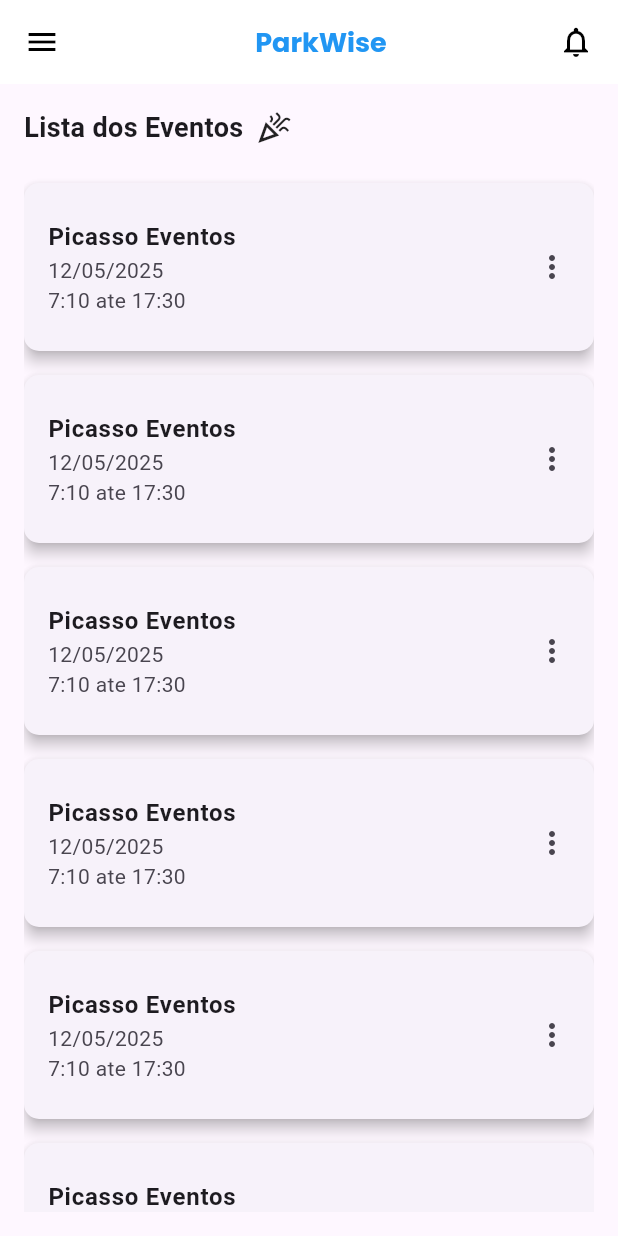
After one commit to YasserMomade/smart-parking-management-app, a Flutter app: the screen it shows once a user with an empty profile is signed in, in the side drawer, after a tap on "Tela Raul 2", on a phone screen of 412 x 824 dp. The commit adds this screen. Run offline on Flutter 3.47's test engine with Material 3 defaults, Android fonts, the phone set to English and light mode, and no system bars; our stand-ins replace cloud_firestore, firebase_auth, firebase_core, google_fonts; accounts and stored records are empty.

Commit message:
novas telas

```diff
--- a/lib/Views/MenuView.dart
+++ b/lib/Views/MenuView.dart
@@ -1,5 +1,8 @@
 import 'package:flutter/material.dart';
 import 'package:marcacaovagas/Controllers/UserController.dart';
+
+import 'lista_eventos_screen.dart';
+import 'menu_evento_screen.dart';
 
 
 class MenuView extends StatelessWidget {
@@ -23,7 +26,28 @@ class MenuView extends StatelessWidget {
               UserController().logOut();
             },
 
-          )
+          ),
+          ListTile(
+            leading: Icon(Icons.logout),
+            title: Text("Tela Raul 2"),
+            onTap: (){
+              Navigator.push(context,
+                  MaterialPageRoute(builder:
+                      (_) => ListaEventosScreen()));
+            },
+
+          ),
+          ListTile(
+            leading: Icon(Icons.logout),
+            title: Text("Tela Raul 1"),
+            onTap: (){
+              Navigator.push(context,
+                  MaterialPageRoute(builder:
+                      (_) => MenuEventoScreen()));
+            },
+
+          ),
+
         ],
       ),
         //Botao deslogar
--- /dev/null
+++ b/lib/Views/lista_eventos_screen.dart
@@ -0,0 +1,94 @@
+import 'package:flutter/material.dart';
+import 'package:google_fonts/google_fonts.dart';
+
+class ListaEventosScreen extends StatelessWidget {
+  const ListaEventosScreen({super.key});
+
+  @override
+  Widget build(BuildContext context) {
+    return Scaffold(
+      drawer: Drawer(), // futuro menu lateral
+      appBar: AppBar(
+        backgroundColor: Colors.white,
+        elevation: 0,
+        leading: Builder(
+          builder: (context) => IconButton(
+            icon: const Icon(Icons.menu, color: Colors.black),
+            onPressed: () => Scaffold.of(context).openDrawer(),
+          ),
+        ),
+        actions: const [
+          Padding(
+            padding: EdgeInsets.only(right: 16),
+            child: Icon(Icons.notifications_none, color: Colors.black),
+          ),
+        ],
+        title: Center(
+          child: Text(
+            "ParkWise",
+            style: GoogleFonts.poppins(
+              color: Colors.blue,
+              fontWeight: FontWeight.bold,
+              fontSize: 18,
+            ),
+          ),
+        ),
+      ),
+      body: Padding(
+        padding: const EdgeInsets.all(16),
+        child: Column(
+          crossAxisAlignment: CrossAxisAlignment.start,
+          children: [
+            Row(
+              children: const [
+                Text(
+                  "Lista dos Eventos",
+                  style: TextStyle(
+                      fontSize: 18, fontWeight: FontWeight.bold),
+                ),
+                SizedBox(width: 8),
+                Icon(Icons.celebration_outlined),
+              ],
+            ),
+            const SizedBox(height: 16),
+            Expanded(
+              child: ListView.builder(
+                itemCount: 6,
+                itemBuilder: (_, index) => EventoCard(),
+              ),
+            ),
+          ],
+        ),
+      ),
+    );
+  }
+}
+
+class EventoCard extends StatelessWidget {
+  const EventoCard({super.key});
+
+  @override
+  Widget build(BuildContext context) {
+    return GestureDetector(
+      onTap: () {
+        // Navega para a tela de menu de eventos
+        Navigator.pushNamed(context, '/menu');
+      },
+      child: Card(
+        elevation: 4,
+        shape: RoundedRectangleBorder(
+            borderRadius: BorderRadius.circular(10)),
+        margin: const EdgeInsets.symmetric(vertical: 8),
+        child: ListTile(
+          contentPadding: const EdgeInsets.all(16),
+          title: const Text(
+            "Picasso Eventos",
+            style: TextStyle(fontWeight: FontWeight.bold),
+          ),
+          subtitle: const Text("12/05/2025\n7:10 ate 17:30"),
+          trailing: const Icon(Icons.more_vert),
+        ),
+      ),
+    );
+  }
+}
--- a/pubspec.yaml
+++ b/pubspec.yaml
@@ -12,7 +12,8 @@ dependencies:
   firebase_core: ^2.13.1
   firebase_auth: ^4.6.2
   cloud_firestore: ^4.17.5
-  http: ^1.4.0
+  google_fonts: ^6.1.0
+
 
 dev_dependencies:
   flutter_test:
```
Also changed, not shown: lib/Views/menu_evento_screen.dart (added, +117 -0 lines), pubspec.lock, 1 other file.
